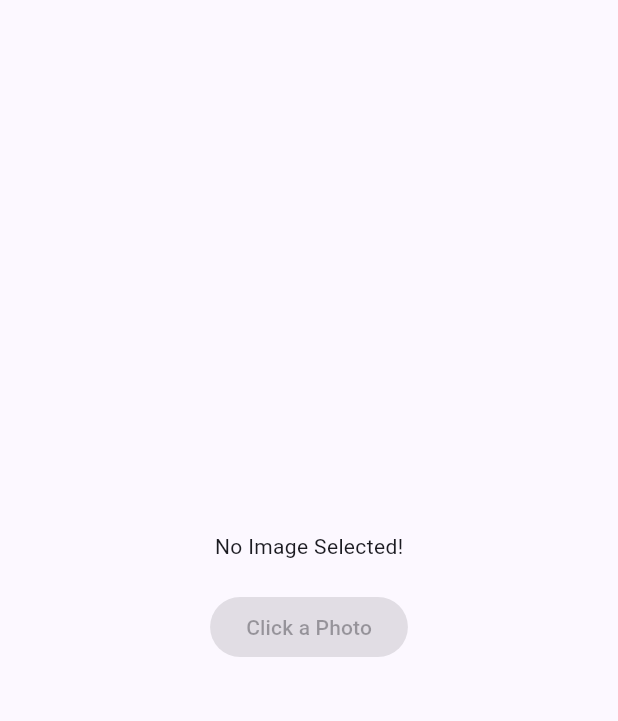
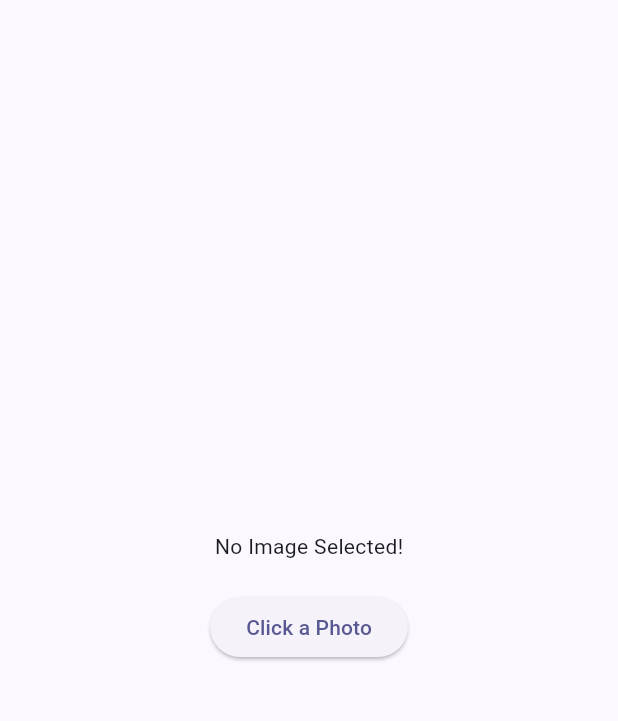
Before and after one commit to abijacob/cameraderie, a Flutter app: the screen it shows after launch, on a phone screen of 412 x 824 dp, the part 63-784 px from its top. Run offline on Flutter 3.47's test engine with Material 3 defaults, Android fonts, the phone set to English and light mode, and no system bars; our stand-ins replace image_picker.

Commit message:
implemented Image Picker

```diff
--- a/cameraderieapp/lib/main.dart
+++ b/cameraderieapp/lib/main.dart
@@ -1,4 +1,6 @@
 import 'package:flutter/material.dart';
+import 'dart:io';
+import 'package:image_picker/image_picker.dart';
 
 void main() {
   runApp(const MyApp());
@@ -12,8 +14,8 @@ class MyApp extends StatelessWidget {
     return MaterialApp(
       title: 'Cameraderie Photo App',
       theme: ThemeData(
-        colorScheme:
-            ColorScheme.fromSeed(seedColor: Color.fromARGB(255, 33, 18, 206)),
+        colorScheme: ColorScheme.fromSeed(
+            seedColor: const Color.fromARGB(255, 33, 18, 206)),
         useMaterial3: true,
       ),
       home: const CameraderieApp(title: 'Cameraderie App Home Page'),
@@ -21,25 +23,48 @@ class MyApp extends StatelessWidget {
   }
 }
 
-class CameraderieApp extends StatelessWidget {
+class CameraderieApp extends StatefulWidget {
   final String title;
   const CameraderieApp({super.key, required this.title});
+
+  @override
+  State<CameraderieApp> createState() => _CameraderieAppState();
+}
+
+class _CameraderieAppState extends State<CameraderieApp> {
+  File? _imageFile;
+
+  Future<void> _getImage() async {
+    final picker = ImagePicker();
+    final pickedFile = await picker.pickImage(source: ImageSource.camera);
+
+    if (pickedFile != null) {
+      setState(() {
+        _imageFile = File(pickedFile.path);
+      });
+    }
+  }
 
   @override
   Widget build(BuildContext context) {
     return Scaffold(
       appBar: AppBar(
-        title: Text(title),
+        title: Text(widget.title),
       ),
-      body: const Center(
+      body: Center(
         child: Column(
           mainAxisAlignment: MainAxisAlignment.center,
           children: <Widget>[
-            Text('No Image Selected!'),
-            SizedBox(height: 20),
+            _imageFile == null
+                ? const Text('No Image Selected!')
+                : Image.file(
+                    _imageFile!,
+                    height: 300,
+                  ),
+            const SizedBox(height: 20),
             ElevatedButton(
-              onPressed: null,
-              child: Text('Click a Photo'),
+              onPressed: _getImage,
+              child: const Text('Click a Photo'),
             ),
           ],
         ),
--- a/cameraderieapp/pubspec.yaml
+++ b/cameraderieapp/pubspec.yaml
@@ -35,6 +35,7 @@ dependencies:
   # The following adds the Cupertino Icons font to your application.
   # Use with the CupertinoIcons class for iOS style icons.
   cupertino_icons: ^1.0.6
+  image_picker: ^1.0.7
 
 dev_dependencies:
   flutter_test:
```
Also changed, not shown: cameraderieapp/pubspec.lock, 5 other files.
